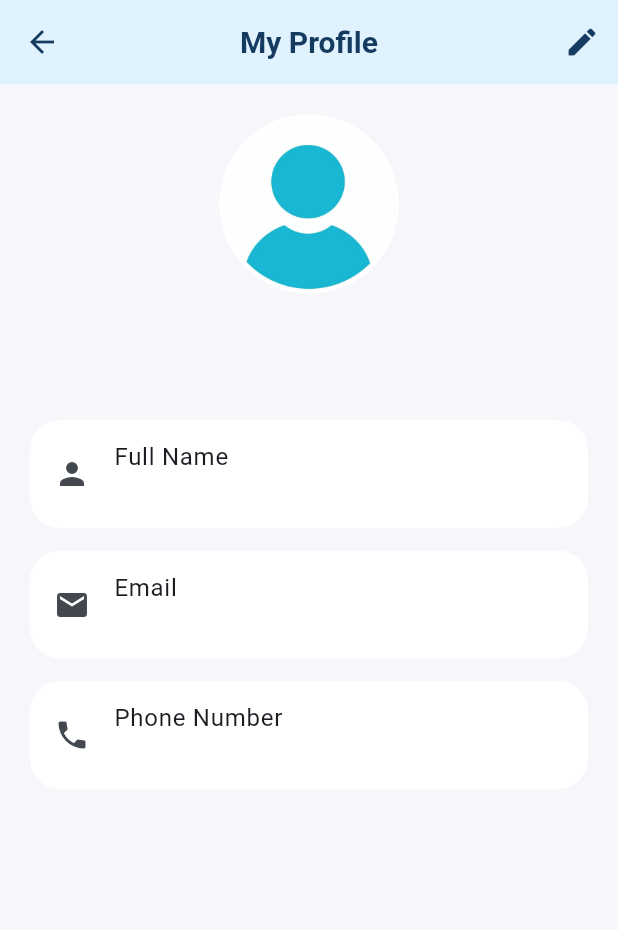
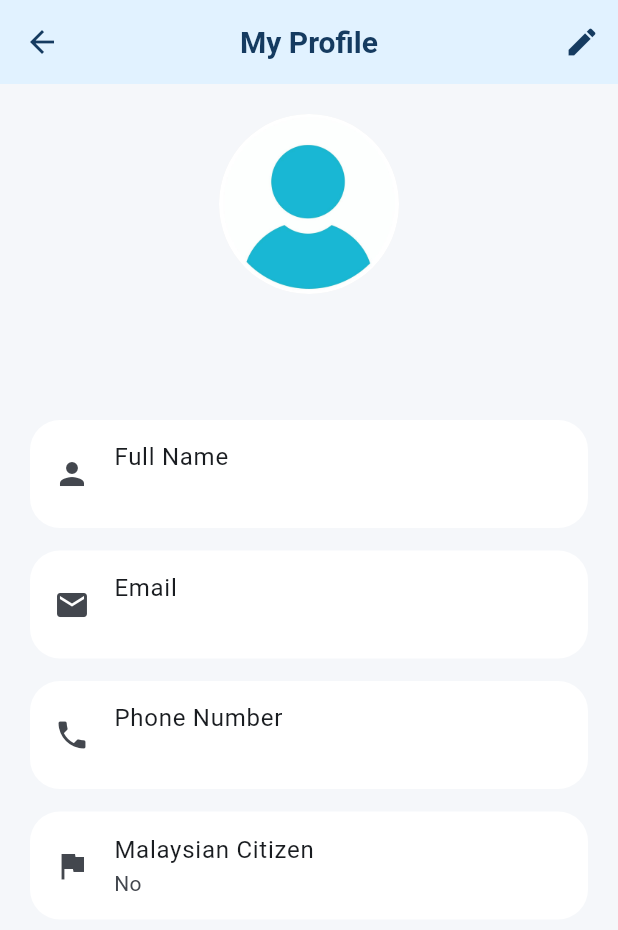
Before and after one commit to xianluan0901-maker/fuelwise, a Flutter app: the screen it shows once a user with an empty profile is signed in, item 5 of the bottom bar chosen, after a tap on "My Profile", on a phone screen of 412 x 824 dp. Shown: the top 930 px of the screen. Run offline on Flutter 3.47's test engine with Material 3 defaults, Android fonts, the phone set to English and light mode, and no system bars; our stand-ins replace fl_chart, geolocator, image_picker, qr_flutter, shared_preferences, sqflite and 2 more; accounts and stored records are empty; network calls fail.

Commit message:
Display Malaysian citizenship and IC in profile

```diff
--- a/lib/features/user_account/screens/profile/profile_screen.dart
+++ b/lib/features/user_account/screens/profile/profile_screen.dart
@@ -14,6 +14,8 @@
   String email = "Loading...";
   String phone = "Loading...";
   String? profileImageUrl;
+  bool isMalaysian = true;
+  String? icNumber;
 
   @override
   void initState() {
@@ -33,7 +35,7 @@
 
       final profile = await supabase
           .from('user')
-          .select('full_name, phone_number, profile_image_url')
+          .select('full_name, phone_number, profile_image_url, is_malaysian, ic_number',)
           .eq('user_id', currentUser.id)
           .single();
 
@@ -43,6 +45,8 @@
           email = currentUser.email ?? "No email";
           phone = profile['phone_number'] ?? "No phone";
           profileImageUrl = profile['profile_image_url'];
+          isMalaysian = profile['is_malaysian'] ?? true;
+          icNumber = profile['ic_number'];
         });
       }
     } catch (e) {
@@ -144,6 +148,33 @@
                 subtitle: Text(phone),
               ),
             ),
+            const SizedBox(height: 15),
+
+// Malaysian Citizen
+            Card(
+              child: ListTile(
+                leading: const Icon(Icons.flag),
+                title: const Text("Malaysian Citizen"),
+                subtitle: Text(isMalaysian ? "Yes" : "No"),
+              ),
+            ),
+
+            if (isMalaysian) ...[
+              const SizedBox(height: 15),
+
+              // Malaysian IC Number
+              Card(
+                child: ListTile(
+                  leading: const Icon(Icons.badge),
+                  title: const Text("Malaysian IC Number"),
+                  subtitle: Text(
+                    icNumber != null && icNumber!.isNotEmpty
+                        ? icNumber!
+                        : "No IC number",
+                  ),
+                ),
+              ),
+            ],
           ],
         ),
       ),
```
